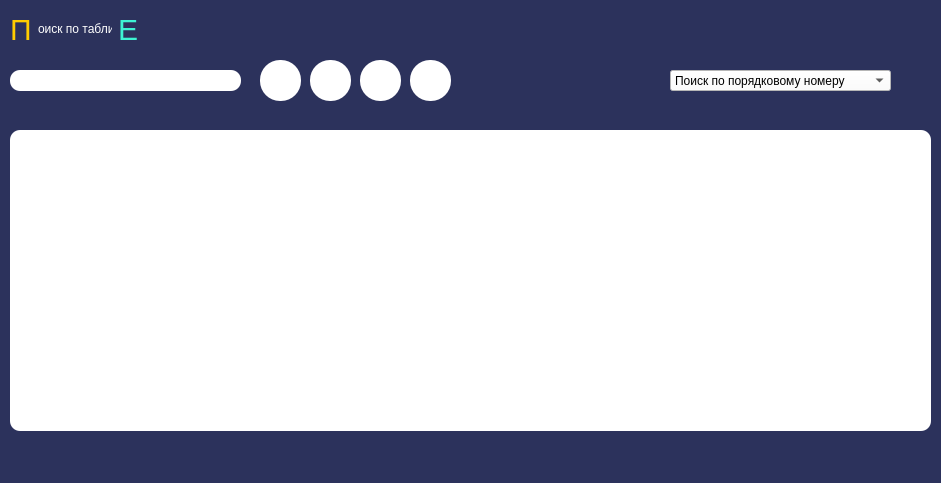
AlexandrVino/CyberSchool, file static/ui/search_table.ui: the form before one commit.
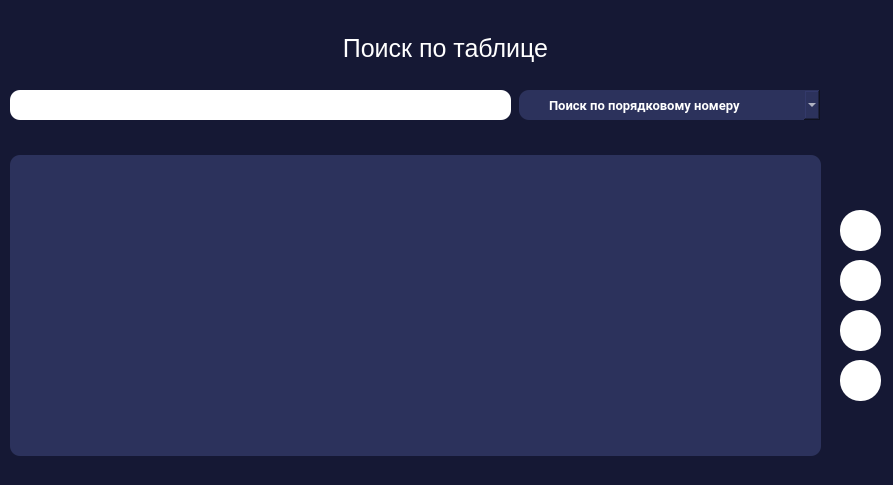
The form after the commit. Icons and pictures are not drawn.

What changed in the file:
```diff
--- a/static/ui/search_table.ui
+++ b/static/ui/search_table.ui
@@ -6,27 +6,35 @@
    <rect>
     <x>0</x>
     <y>0</y>
-    <width>941</width>
-    <height>483</height>
+    <width>893</width>
+    <height>485</height>
    </rect>
   </property>
   <property name="windowTitle">
    <string>MainWindow</string>
   </property>
   <property name="styleSheet">
-   <string notr="true">background-color: #2c325c;
+   <string notr="true">background-color: #151834;
 </string>
   </property>
   <widget class="QWidget" name="centralwidget">
    <widget class="QPushButton" name="print_btn">
     <property name="geometry">
      <rect>
-      <x>410</x>
-      <y>60</y>
+      <x>840</x>
+      <y>360</y>
       <width>41</width>
       <height>41</height>
      </rect>
     </property>
+    <property name="font">
+     <font>
+      <family>Roboto</family>
+      <pointsize>10</pointsize>
+      <weight>75</weight>
+      <bold>true</bold>
+     </font>
+    </property>
     <property name="cursor">
      <cursorShape>PointingHandCursor</cursorShape>
     </property>
@@ -46,25 +54,41 @@
     <property name="geometry">
      <rect>
       <x>10</x>
-      <y>130</y>
-      <width>921</width>
+      <y>155</y>
+      <width>811</width>
       <height>301</height>
      </rect>
     </property>
+    <property name="font">
+     <font>
+      <family>Roboto</family>
+      <pointsize>10</pointsize>
+      <weight>75</weight>
+      <bold>true</bold>
+     </font>
+    </property>
     <property name="styleSheet">
-     <string notr="true">background-color: white;
+     <string notr="true">background-color: #2c325c;
 border-radius: 10px;</string>
     </property>
    </widget>
    <widget class="QPushButton" name="reset_search_btn">
     <property name="geometry">
      <rect>
-      <x>310</x>
-      <y>60</y>
+      <x>840</x>
+      <y>260</y>
       <width>41</width>
       <height>41</height>
      </rect>
     </property>
+    <property name="font">
+     <font>
+      <family>Roboto</family>
+      <pointsize>10</pointsize>
+      <weight>75</weight>
+      <bold>true</bold>
+     </font>
+    </property>
     <property name="cursor">
      <cursorShape>PointingHandCursor</cursorShape>
     </property>
@@ -83,12 +107,20 @@
    <widget class="QPushButton" name="add_certificate_btn">
     <property name="geometry">
      <rect>
-      <x>360</x>
-      <y>60</y>
+      <x>840</x>
+      <y>310</y>
       <width>41</width>
       <height>41</height>
      </rect>
     </property>
+    <property name="font">
+     <font>
+      <family>Roboto</family>
+      <pointsize>10</pointsize>
+      <weight>75</weight>
+      <bold>true</bold>
+     </font>
+    </property>
     <property name="cursor">
      <cursorShape>PointingHandCursor</cursorShape>
     </property>
@@ -107,14 +139,26 @@
    <widget class="QComboBox" name="search_criteria">
     <property name="geometry">
      <rect>
-      <x>670</x>
-      <y>70</y>
-      <width>221</width>
-      <height>21</height>
+      <x>519</x>
+      <y>90</y>
+      <width>301</width>
+      <height>30</height>
      </rect>
     </property>
+    <property name="font">
+     <font>
+      <family>Roboto</family>
+      <pointsize>10</pointsize>
+      <weight>75</weight>
+      <bold>true</bold>
+     </font>
+    </property>
     <property name="styleSheet">
-     <string notr="true">background-color: white;</string>
+     <string notr="true">background-color: #2c325c;
+color: #fff;
+padding-left: 30px;
+border-radius: 10px;
+border: null;</string>
     </property>
     <item>
      <property name="text">
@@ -157,59 +201,23 @@
      </property>
     </item>
    </widget>
-   <widget class="QWidget" name="layoutWidget">
-    <property name="geometry">
-     <rect>
-      <x>10</x>
-      <y>10</y>
-      <width>128</width>
-      <height>38</height>
-     </rect>
-    </property>
-    <layout class="QHBoxLayout" name="horizontalLayout">
-     <item>
-      <widget class="QLabel" name="label_2">
-       <property name="styleSheet">
-        <string notr="true">color: #ffcc00;
-font-size: 30px;</string>
-       </property>
-       <property name="text">
-        <string>П</string>
-       </property>
-      </widget>
-     </item>
-     <item>
-      <widget class="QLabel" name="label">
-       <property name="styleSheet">
-        <string notr="true">color: white;</string>
-       </property>
-       <property name="text">
-        <string>оиск по таблиц</string>
-       </property>
-      </widget>
-     </item>
-     <item>
-      <widget class="QLabel" name="label_3">
-       <property name="styleSheet">
-        <string notr="true">font-size: 30px;
-color: #3ef3d3;</string>
-       </property>
-       <property name="text">
-        <string>Е</string>
-       </property>
-      </widget>
-     </item>
-    </layout>
-   </widget>
    <widget class="QPushButton" name="find_btn">
     <property name="geometry">
      <rect>
-      <x>260</x>
-      <y>60</y>
+      <x>840</x>
+      <y>210</y>
       <width>41</width>
       <height>41</height>
      </rect>
     </property>
+    <property name="font">
+     <font>
+      <family>Roboto</family>
+      <pointsize>10</pointsize>
+      <weight>75</weight>
+      <bold>true</bold>
+     </font>
+    </property>
     <property name="cursor">
      <cursorShape>PointingHandCursor</cursorShape>
     </property>
@@ -232,17 +240,50 @@
     <property name="geometry">
      <rect>
       <x>10</x>
-      <y>70</y>
-      <width>231</width>
-      <height>21</height>
+      <y>90</y>
+      <width>501</width>
+      <height>30</height>
      </rect>
     </property>
+    <property name="font">
+     <font>
+      <family>Roboto</family>
+      <pointsize>10</pointsize>
+      <weight>75</weight>
+      <bold>true</bold>
+     </font>
+    </property>
     <property name="styleSheet">
      <string notr="true">background-color: white;
 border-radius: 10px;
 padding: 4px;</string>
     </property>
    </widget>
+   <widget class="QLabel" name="label_2">
+    <property name="geometry">
+     <rect>
+      <x>10</x>
+      <y>30</y>
+      <width>871</width>
+      <height>36</height>
+     </rect>
+    </property>
+    <property name="font">
+     <font>
+      <pointsize>-1</pointsize>
+     </font>
+    </property>
+    <property name="styleSheet">
+     <string notr="true">color: #fff;
+font-size: 25px;</string>
+    </property>
+    <property name="text">
+     <string>Поиск по таблице</string>
+    </property>
+    <property name="alignment">
+     <set>Qt::AlignCenter</set>
+    </property>
+   </widget>
   </widget>
   <widget class="QMenuBar" name="menubar">
    <property name="geometry">
```
Left out of the diff: 4 changed lines with no effect on the pictures.
